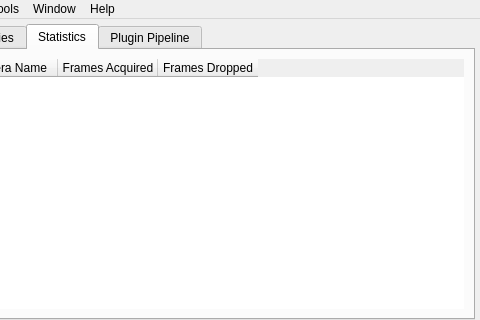
nathanielnyema/rataGUI, file interface/design/mainWindow.ui: the form before one commit; both pictures show x 240 to 720 and y 0 to 320 of the 720 by 550 pixel window.
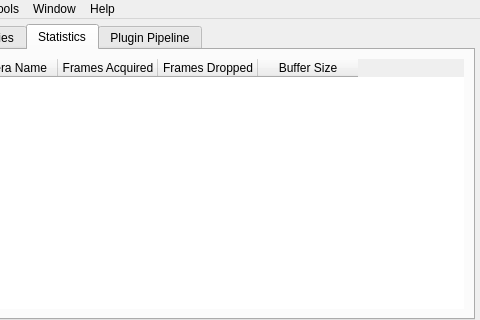
The form after the commit. The open tabs and pages were chosen to show the change. Custom widgets are drawn as their Qt base class.

Diff of the .ui file:
```diff
--- a/interface/design/mainWindow.ui
+++ b/interface/design/mainWindow.ui
@@ -143,6 +143,11 @@
               <string>Frames Dropped</string>
              </property>
             </column>
+            <column>
+             <property name="text">
+              <string>Buffer Size</string>
+             </property>
+            </column>
            </widget>
           </item>
          </layout>
```
Left out of the diff: 2 changed lines with no effect on the pictures.
